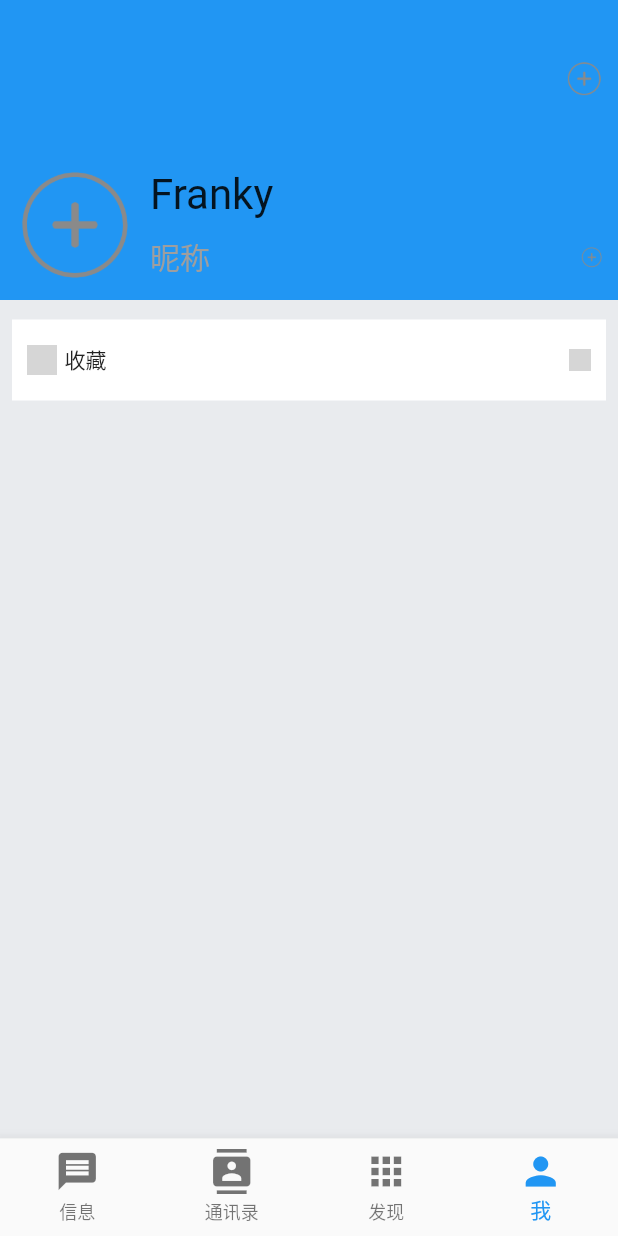
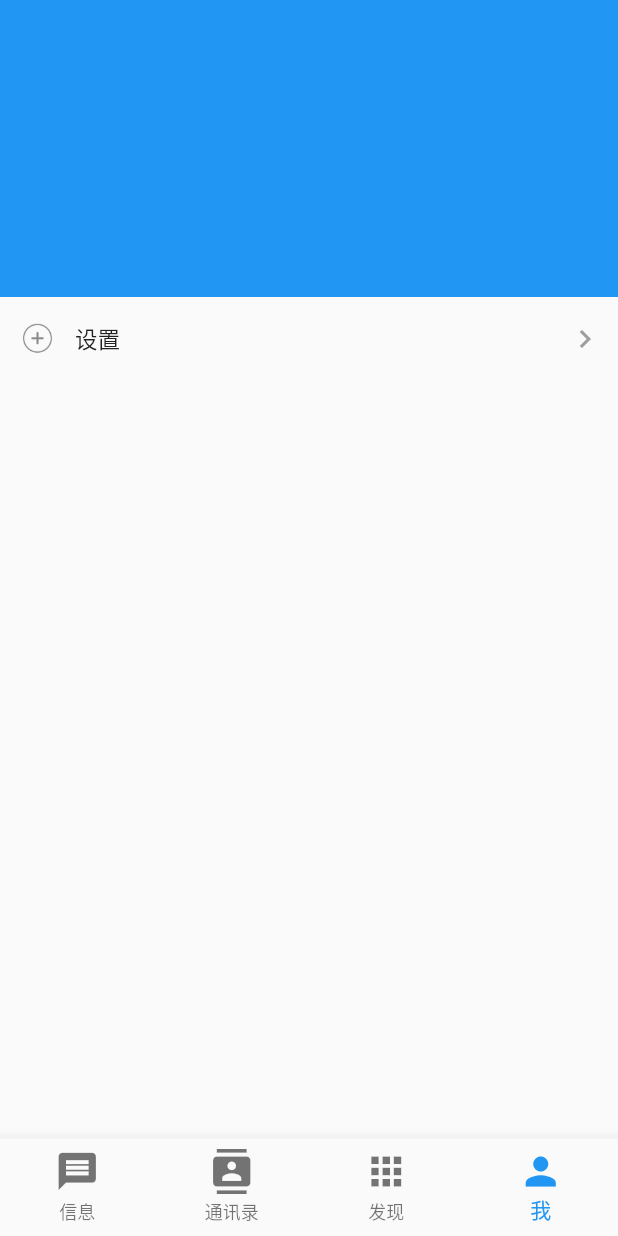
Before and after one commit to liaozhimingandy/welinkapp, a Flutter app: the screen it shows after launch, item 4 of the bottom bar chosen, on a phone screen of 412 x 824 dp. Run offline on Flutter 3.47's test engine with Material 2 defaults, Android fonts, the phone set to English and light mode, and no system bars; network calls fail; grey boxes are pictures that could not be loaded.

Commit message:
1.调整部分内容;

```diff
--- /dev/null
+++ b/lib/pages/components/UserIconWidget.dart
@@ -0,0 +1,45 @@
+import 'package:flutter/material.dart';
+
+/**
+ * 头像Icon
+ */
+
+class UserIconWidget extends StatelessWidget {
+  final bool isNetwork;
+  final String image;
+  final VoidCallback onPressed;
+  final double width;
+  final double height;
+  final EdgeInsetsGeometry padding;
+
+  UserIconWidget(
+      {required this.isNetwork,required this.image,required this.onPressed, this.width = 30.0, this.height = 30.0, required this.padding});
+
+  @override
+  Widget build(BuildContext context) {
+    return new RawMaterialButton(
+        materialTapTargetSize: MaterialTapTargetSize.shrinkWrap,
+        padding: padding ??
+            const EdgeInsets.only(top: 4.0, right: 5.0, left: 5.0),
+        constraints: const BoxConstraints(minWidth: 0.0, minHeight: 0.0),
+        child:
+        new ClipRRect(
+          borderRadius: new BorderRadius.all(
+              new Radius.circular(5.0)),
+          child: this.isNetwork ? new FadeInImage.assetNetwork(
+            placeholder: 'static/images/default_nor_avatar.png',
+            //预览图
+            fit: BoxFit.fitWidth,
+            image: image,
+            width: width,
+            height: height,
+          ) : new Image.asset(
+            image,
+            fit: BoxFit.cover,
+            width: width,
+            height: height,
+          ),
+        ),
+        onPressed: onPressed);
+  }
+}
--- a/lib/pages/me/me_page.dart
+++ b/lib/pages/me/me_page.dart
@@ -1,5 +1,5 @@
 import 'package:flutter/material.dart';
-import 'package:welinkapp/pages/const.dart';
+import 'package:welinkapp/pages/components/UserIconWidget.dart';
 import 'package:welinkapp/pages/discover/discover_cell.dart';
 
 class MePage extends StatefulWidget {
@@ -12,60 +12,45 @@ class MePage extends StatefulWidget {
 class MePageState extends State<MePage>
     with AutomaticKeepAliveClientMixin<MePage> {
 
-   // 头像组件
-  Widget _headerCell() {
-    /// 头部组件
-    return Container(
-      height: 200,
-      color: Colors.blue,
+  Widget buildRow(icon, title, isEnd) {
+      return Row(
+        mainAxisAlignment: MainAxisAlignment.center,
+        children: <Widget>[
+            UserIconWidget(
+              padding: const EdgeInsets.only(top: 0.0, right: 14.0, left: 14.0),
+              width: 22.0,
+              height: 22.0,
+              image: icon,
+              isNetwork: false,
+              onPressed: () {
+                // NavigatorUtils.goPerson(context, eventViewModel.actionUser);
+              }),
+          Expanded(
             child: Container(
-        margin: const EdgeInsets.only(top: 100),
-        padding: const EdgeInsets.all(10),
-        child: Container(
+              decoration: !isEnd
+                  ? const BoxDecoration(
+                       border: Border(
+                          bottom:
+                              BorderSide(color: Color(0xffd9d9d9), width: .3)))
+                  : null,
+              padding: const EdgeInsets.only(top: 16.0),
               child: Row(
-            children: [
+                mainAxisAlignment: MainAxisAlignment.spaceBetween,
+                children: <Widget>[
                   Container(
-                width: 80,
-                height: 80,
-                decoration: BoxDecoration(
-                  borderRadius: BorderRadius.circular(10),
-                  image: const DecorationImage(
-                      image: AssetImage('assets/images/more.png')),
+                    margin: const EdgeInsets.only(bottom: 15.0),
+                    child: Text(
+                      title,
+                      style: const TextStyle(fontSize: 15.0),
                     ),
                   ),
-              Expanded(
+                  Container(
                       child: Container(
-                  padding: const EdgeInsets.only(left: 10),
-                  child: Column(
-                    mainAxisAlignment: MainAxisAlignment.center,
-                    children: [
-                      Container(
-                        child: Row(
-                          children: const [
-                            Text(
-                              'Franky',
-                              style: TextStyle(fontSize: 28),
+                        margin: const EdgeInsets.only(bottom: 15.0, right: 10.0),
+                        child: const Icon(
+                          Icons.chevron_right,
+                          color: Colors.grey,
                         ),
-                          ],
-                        ),
-                      ),
-                      const SizedBox(
-                        height: 10,
-                      ),
-                      Container(
-                        child: Row(
-                          mainAxisAlignment: MainAxisAlignment.spaceBetween,
-                          children: const [
-                            Text(
-                              '昵称',
-                              style:
-                                  TextStyle(fontSize: 20, color: Colors.grey),
-                            ),
-                            Image(
-                              image: AssetImage('assets/images/more.png'),
-                              width: 15,
-                            ),
-                          ],
                       ),
                     ),
                 ],
@@ -73,9 +58,6 @@ class MePageState extends State<MePage>
             ),
           ),
         ],
-          ),
-        ),
-      ),
       );
     }
 
@@ -86,48 +68,39 @@ class MePageState extends State<MePage>
   Widget build(BuildContext context) {
     super.build(context);
 
-    return Scaffold(
-      body: Container(
-        child: Stack(
+    return  Stack(
+      children: [
+        ListView(
           children: [
             Container(
-            color: themeColor,
-            child: MediaQuery.removePadding(
-                context: context,
-                removeTop: true,
-                child: ListView(
+               height: 180.0,
+               color: Colors.blue,
+               child:
+                  RawMaterialButton(
+                    onPressed: () {
+                      Navigator.push(context,
+                         MaterialPageRoute(
+                            builder: (c) {
+                              return const DiscoverCell(title: 'test', imageName: '',);
+                            },
+                        ),
+                      );
+                }
+               ),
+            ), // 头像
+            Column(
+              mainAxisAlignment: MainAxisAlignment.spaceAround,
               children: [
-                    _headerCell(),
-                    const SizedBox(
-                      height: 5,
+                Container(
+                  color: Colors.blue,
+                  height: 18.0,
                 ),
-                    const DiscoverCell(
-                        title: '收藏', imageName: 'images/icon_right.png'),
-
+                buildRow('assets/images/more.png', '设置', true),
               ],
-                )),
-          ),
-          Container(
-              margin: const EdgeInsets.only(top: 40),
-              height: 25,
-              child: Container(
-                margin: const EdgeInsets.only(right: 10),
-                child: Row(
-                  mainAxisAlignment: MainAxisAlignment.end,
-                  children: [
-                    GestureDetector(
-                      child: const Image(
-                        image: AssetImage('assets/images/more.png'),
-                      ),
-                      onTap: () {
-                        print('点击了拍照');
-                      },
+            ) // 设置
+          ],
         )
       ],
-                ),
-              )),
-        ],
-      ),
-    ));
+    );
   }
 }
```
Lines whose indentation alone changed are shown as unchanged.
